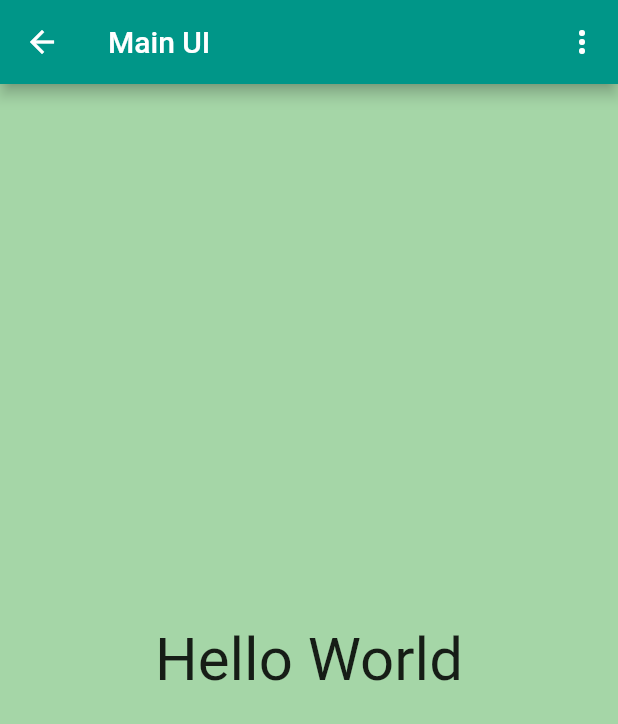
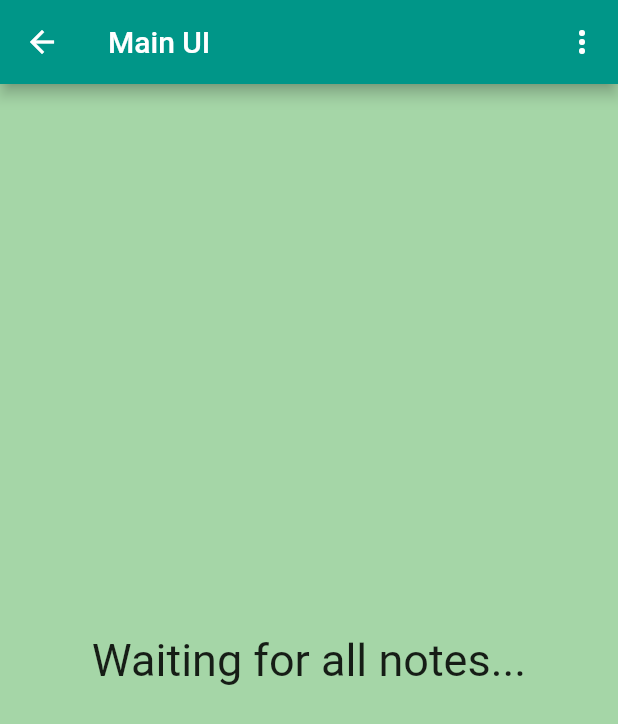
Before and after one commit to yubinkarki/quick-notes, a Flutter app: the NotesView screen opened by its route, on a phone screen of 412 x 824 dp. Shown: the top 724 px of the screen. Run offline on Flutter 3.47's test engine with Material 2 defaults, Android fonts, the phone set to English and light mode, and no system bars; our stand-ins replace firebase_auth, firebase_core, sqflite; accounts and stored records are empty.

Commit message:
Return  stream builder in a future builder

```diff
--- a/lib/views/notes_view.dart
+++ b/lib/views/notes_view.dart
@@ -3,6 +3,7 @@ import 'package:flutter/material.dart';
 import 'package:okaychata/constants/routes.dart';
 import 'package:okaychata/enums/menu_action.dart' show MenuAction;
 import 'package:okaychata/services/auth/auth_service.dart' show AuthService;
+import 'package:okaychata/services/note/note_service.dart' show NoteService;
 import 'package:okaychata/utilities/show_logout_dialog.dart' show showLogoutDialog;
 
 class NotesView extends StatefulWidget {
@@ -13,6 +14,25 @@ class NotesView extends StatefulWidget {
 }
 
 class _NotesViewState extends State<NotesView> {
+  late final NoteService _noteService;
+
+  String get userEmail => AuthService.factoryFirebase().currentUser!.email!;
+
+  @override
+  void initState() {
+    _noteService = NoteService();
+    _noteService.open();
+
+    super.initState();
+  }
+
+  @override
+  void dispose() {
+    _noteService.close();
+
+    super.dispose();
+  }
+
   @override
   Widget build(BuildContext context) {
     return Scaffold(
@@ -56,15 +76,45 @@ class _NotesViewState extends State<NotesView> {
           ),
         ],
       ),
-      body: Container(
+      body: FutureBuilder(
+        future: _noteService.getOrCreateUser(email: userEmail),
+        builder: (context, snapshot) {
+          switch (snapshot.connectionState) {
+            case ConnectionState.done:
+              return StreamBuilder(
+                stream: _noteService.allNotes,
+                builder: (context, snapshot) {
+                  switch (snapshot.connectionState) {
+                    case ConnectionState.waiting:
+                      return Container(
                         color: Colors.green[200],
                         alignment: Alignment.center,
                         child: const Text(
-          "Hello World",
+                          "Waiting for all notes...",
                           style: TextStyle(
-            fontSize: 40,
+                            fontSize: 30,
                           ),
                         ),
+                      );
+
+                    default:
+                      return const Scaffold(
+                        body: Center(
+                          child: CircularProgressIndicator(),
+                        ),
+                      );
+                  }
+                },
+              );
+
+            default:
+              return const Scaffold(
+                body: Center(
+                  child: CircularProgressIndicator(),
+                ),
+              );
+          }
+        },
       ),
     );
   }
```
Lines whose indentation alone changed are shown as unchanged.
